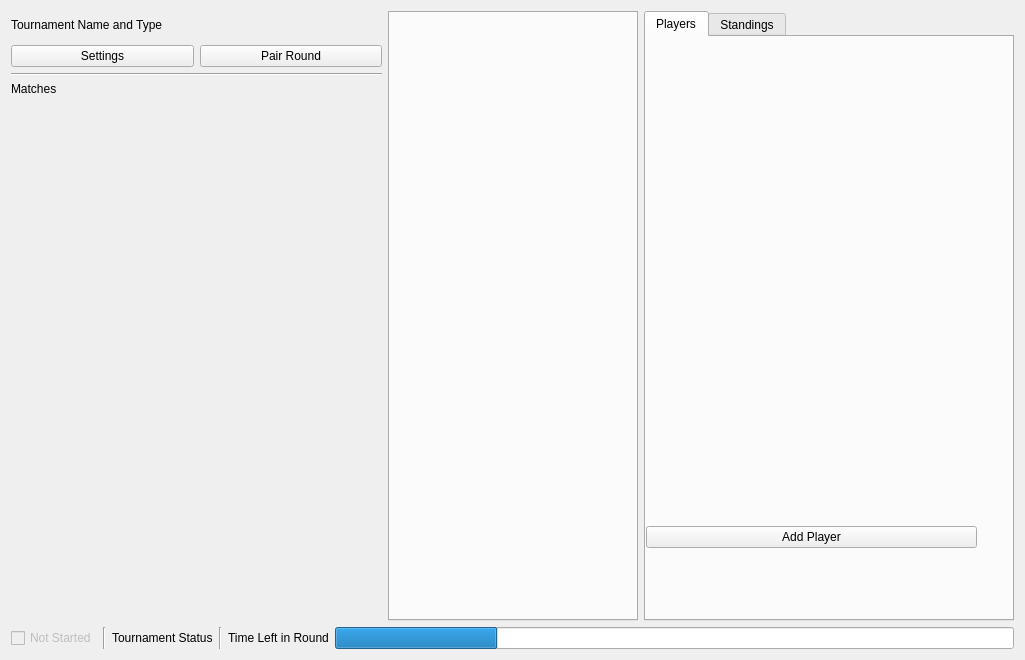
Above: src/ui/tournamenttab.ui from SquireTournamentServices/SquireDesktop before the change. Below: the same form after it.
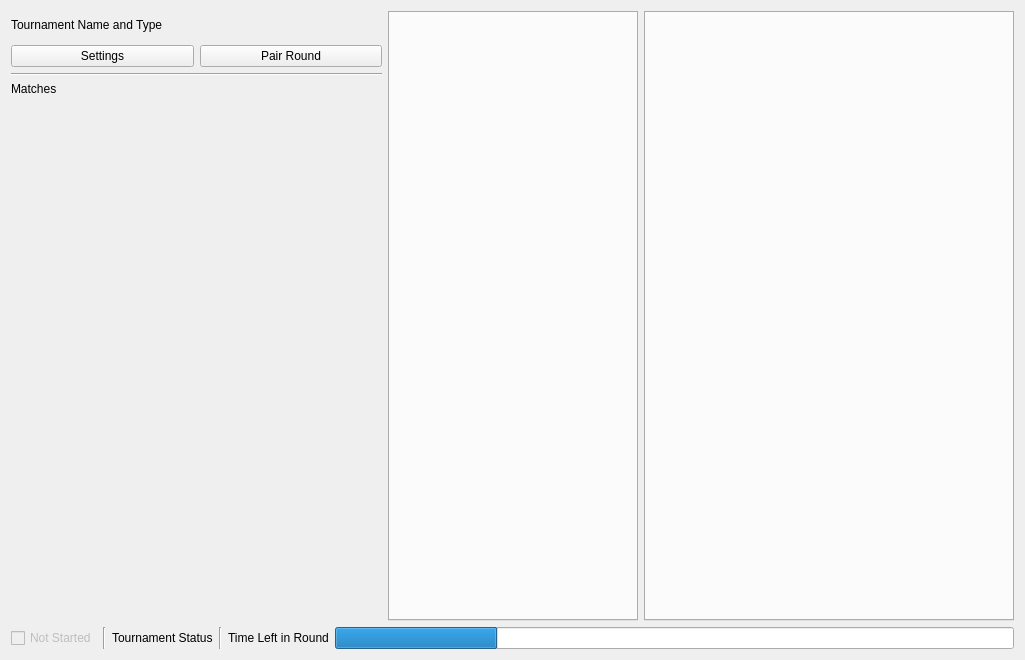
That is the form after the change. Icons and pictures are not drawn.

Commit message: fixes #18: move player list to a new widget

Diff of the .ui file:
```diff
--- a/src/ui/tournamenttab.ui
+++ b/src/ui/tournamenttab.ui
@@ -124,93 +124,6 @@
          <property name="movable">
           <bool>true</bool>
          </property>
-         <widget class="QWidget" name="playersTab">
-          <property name="enabled">
-           <bool>true</bool>
-          </property>
-          <property name="sizePolicy">
-           <sizepolicy hsizetype="Expanding" vsizetype="Expanding">
-            <horstretch>1</horstretch>
-            <verstretch>1</verstretch>
-           </sizepolicy>
-          </property>
-          <property name="minimumSize">
-           <size>
-            <width>364</width>
-            <height>576</height>
-           </size>
-          </property>
-          <attribute name="title">
-           <string>Players</string>
-          </attribute>
-          <widget class="QWidget" name="verticalWidget" native="true">
-           <property name="geometry">
-            <rect>
-             <x>0</x>
-             <y>0</y>
-             <width>331</width>
-             <height>511</height>
-            </rect>
-           </property>
-           <property name="sizePolicy">
-            <sizepolicy hsizetype="Expanding" vsizetype="Expanding">
-             <horstretch>1</horstretch>
-             <verstretch>1</verstretch>
-            </sizepolicy>
-           </property>
-           <property name="minimumSize">
-            <size>
-             <width>221</width>
-             <height>200</height>
-            </size>
-           </property>
-           <property name="maximumSize">
-            <size>
-             <width>16777215</width>
-             <height>16777215</height>
-            </size>
-           </property>
-           <layout class="QVBoxLayout" name="verticalLayout_2">
-            <property name="leftMargin">
-             <number>0</number>
-            </property>
-            <property name="topMargin">
-             <number>0</number>
-            </property>
-            <property name="rightMargin">
-             <number>0</number>
-            </property>
-            <property name="bottomMargin">
-             <number>0</number>
-            </property>
-            <item>
-             <widget class="QWidget" name="playerTable" native="true"/>
-            </item>
-            <item>
-             <widget class="QPushButton" name="addPlayer">
-              <property name="sizePolicy">
-               <sizepolicy hsizetype="Expanding" vsizetype="Fixed">
-                <horstretch>0</horstretch>
-                <verstretch>0</verstretch>
-               </sizepolicy>
-              </property>
-              <property name="text">
-               <string>Add Player</string>
-              </property>
-              <property name="icon">
-               <iconset theme="folder-new">
-                <normaloff>.</normaloff>.</iconset>
-              </property>
-             </widget>
-            </item>
-           </layout>
-          </widget>
-         </widget>
-         <widget class="QWidget" name="standingsTab">
-          <attribute name="title">
-           <string>Standings</string>
-          </attribute>
-         </widget>
         </widget>
        </item>
       </layout>
```
Left out of the diff: 6 changed lines with no effect on the pictures. The commit also changes 7 other files.
